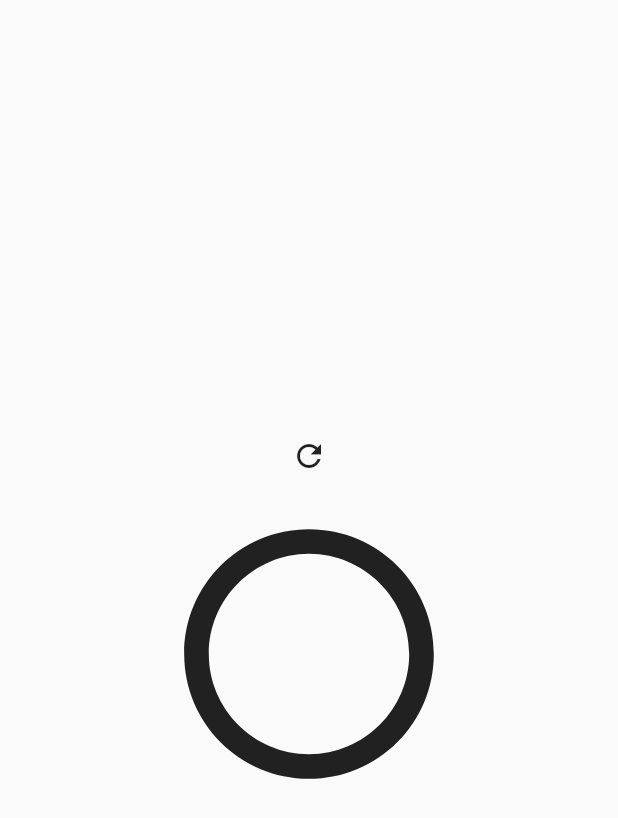
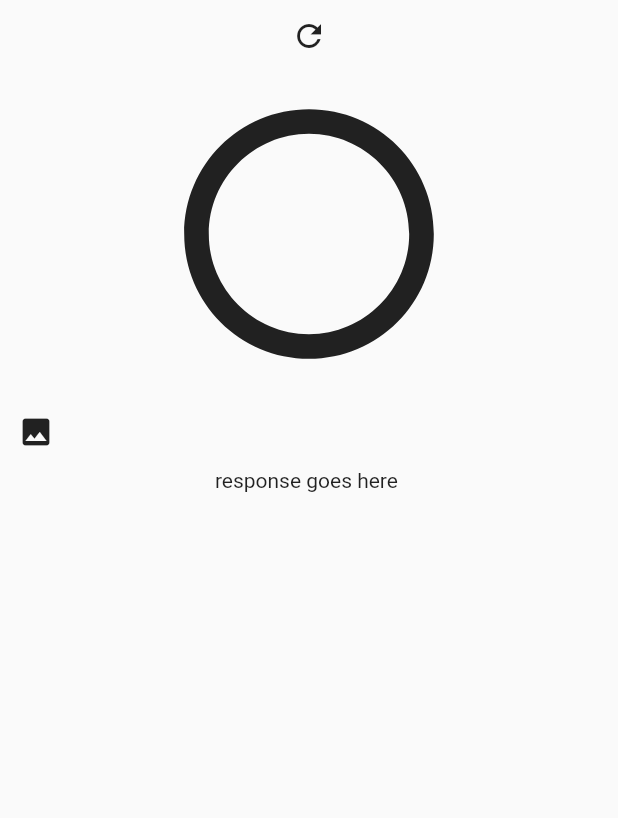
Before and after one commit to caitlynbakery/theta_concept_5, a Flutter app: the ImageScreen screen opened directly, after a tap on the "refresh" icon, on a phone screen of 412 x 824 dp. Shown: the top 818 px of the screen. Run offline on Flutter 3.47's test engine with Material 2 defaults, Android fonts, the phone set to English and light mode, and no system bars; our stand-ins replace bloc, chopper, equatable, flutter_bloc; generated files the repository leaves out were written again; network calls fail.

Commit message:
working on getting image

```diff
--- a/lib/blocs/image_use/camera_use_bloc.dart
+++ b/lib/blocs/image_use/camera_use_bloc.dart
@@ -23,8 +23,29 @@ class CameraUseBloc extends Bloc<CameraUseEvent, CameraUseState> {
       });
       var convertResponse = jsonDecode(response.bodyString);
       var captureMode = convertResponse['results']['options']['captureMode'];
-      emit(CameraUseState(
-          message: response.bodyString, captureMode: captureMode));
+      if (state.showImage) {
+        var responsesecond = await thetaService.command({
+          'name': 'camera.listFiles',
+          'parameters': {
+            'fileType': 'image',
+            'startPosition': 0,
+            'entryCount': 1,
+            'maxThumbSize': 0
+          }
+        });
+        var convertResponse = jsonDecode(responsesecond.bodyString);
+        var fileUrl = convertResponse['results']['entries'][0]['fileUrl'];
+        emit(CameraUseState(
+            message: response.bodyString,
+            captureMode: captureMode,
+            fileUrl: fileUrl,
+            showImage: true));
+      } else {
+        emit(CameraUseState(
+            message: response.bodyString,
+            captureMode: captureMode,
+            showImage: false));
+      }
 
       print(captureMode);
       // TODO: implement event handler
@@ -33,22 +54,40 @@ class CameraUseBloc extends Bloc<CameraUseEvent, CameraUseState> {
       var response = await thetaService.command({
         'name': 'camera.takePicture',
       });
-      emit(CameraUseState(message: response.bodyString));
+      emit(CameraUseState(message: response.bodyString, showImage: false));
     });
 
     on<StartCaptureEvent>((event, emit) async {
-      emit(CameraUseState(message: '', isRecording: true));
+      emit(CameraUseState(message: '', isRecording: true, showImage: false));
       var response =
           await thetaService.command({'name': 'camera.startCapture'});
-      emit(CameraUseState(message: response.bodyString, isRecording: true));
+      emit(CameraUseState(
+          message: response.bodyString, isRecording: true, showImage: false));
       print("State from bloc ${state.isRecording}");
       print(response.bodyString);
     });
     on<StopCaptureEvent>((event, emit) async {
-      emit(CameraUseState(message: '', isRecording: false));
+      emit(CameraUseState(message: '', isRecording: false, showImage: false));
       var response = await thetaService.command({'name': 'camera.stopCapture'});
-      emit(CameraUseState(message: response.bodyString, isRecording: false));
+      emit(CameraUseState(
+          message: response.bodyString, isRecording: false, showImage: false));
       print(response.bodyString);
+    });
+    on<GetPictureEvent>((event, emit) async {
+      var response = await thetaService.command({
+        'name': 'camera.listFiles',
+        'parameters': {
+          'fileType': 'image',
+          'startPosition': 0,
+          'entryCount': 1,
+          'maxThumbSize': 0
+        }
+      });
+      var convertResponse = jsonDecode(response.bodyString);
+      var fileUrl = convertResponse['results']['entries'][0]['fileUrl'];
+      emit(CameraUseState(message: '', showImage: true, fileUrl: fileUrl));
+      print(fileUrl);
+      print('${state.showImage} bloc');
     });
   }
 }
--- a/lib/blocs/image_use/camera_use_event.dart
+++ b/lib/blocs/image_use/camera_use_event.dart
@@ -14,3 +14,5 @@ class TakePicEvent extends CameraUseEvent {}
 class StartCaptureEvent extends CameraUseEvent {}
 
 class StopCaptureEvent extends CameraUseEvent {}
+
+class GetPictureEvent extends CameraUseEvent {}
--- a/lib/blocs/image_use/camera_use_state.dart
+++ b/lib/blocs/image_use/camera_use_state.dart
@@ -4,19 +4,18 @@ class CameraUseState extends Equatable {
   final String message;
   final String captureMode;
   final bool isRecording;
+  final bool showImage;
+  final String fileUrl;
 
   const CameraUseState(
       {required this.message,
       this.captureMode = "none",
-      this.isRecording = false});
+      this.isRecording = false,
+      required this.showImage,
+      this.fileUrl = ""});
 
-  // CameraUseState(String message, bool isRecording) {
-  //   this.message = message;
-  //   this.captureMode = "none",
-  //   this.isRecording = isRecording;
-  // }
-
-  factory CameraUseState.initial() => const CameraUseState(message: 'initial');
+  factory CameraUseState.initial() =>
+      const CameraUseState(message: 'initial', showImage: false);
   @override
   List<Object> get props => [message];
 
@@ -27,7 +26,6 @@ class CameraUseState extends Equatable {
     String? message,
   }) {
     return CameraUseState(
-      message: message ?? this.message,
-    );
+        message: message ?? this.message, showImage: showImage);
   }
 }
--- /dev/null
+++ b/lib/components/image_response.dart
@@ -0,0 +1,25 @@
+import 'package:flutter/material.dart';
+import 'package:flutter_bloc/flutter_bloc.dart';
+
+import '../blocs/image_use/camera_use_bloc.dart';
+
+class ImageResponse extends StatelessWidget {
+  const ImageResponse({
+    Key? key,
+  }) : super(key: key);
+
+  @override
+  Widget build(BuildContext context) {
+    return BlocBuilder<CameraUseBloc, CameraUseState>(
+      builder: (context, state) {
+        return Expanded(
+            child: context.watch<CameraUseBloc>().state.showImage &&
+                    context.watch<CameraUseBloc>().state.fileUrl.isNotEmpty
+                ? InkWell(
+                    child: Image.network('${state.fileUrl}?type=thumb'),
+                  )
+                : Text('response goes here '));
+      },
+    );
+  }
+}
--- a/lib/screens/image_screen.dart
+++ b/lib/screens/image_screen.dart
@@ -2,6 +2,7 @@ import 'package:flutter/material.dart';
 import 'package:flutter_bloc/flutter_bloc.dart';
 
 import '../blocs/image_use/camera_use_bloc.dart';
+import '../components/image_response.dart';
 
 class ImageScreen extends StatelessWidget {
   const ImageScreen({
@@ -40,8 +41,16 @@ class ImageScreen extends StatelessWidget {
               ],
             ),
             Row(
-              children: [],
-            )
+              children: [
+                IconButton(
+                    onPressed: () {
+                      context.read<CameraUseBloc>().add(GetPictureEvent());
+                      print('image screen ${state.showImage}');
+                    },
+                    icon: Icon(Icons.image))
+              ],
+            ),
+            ImageResponse(),
           ]),
         );
       },
```
